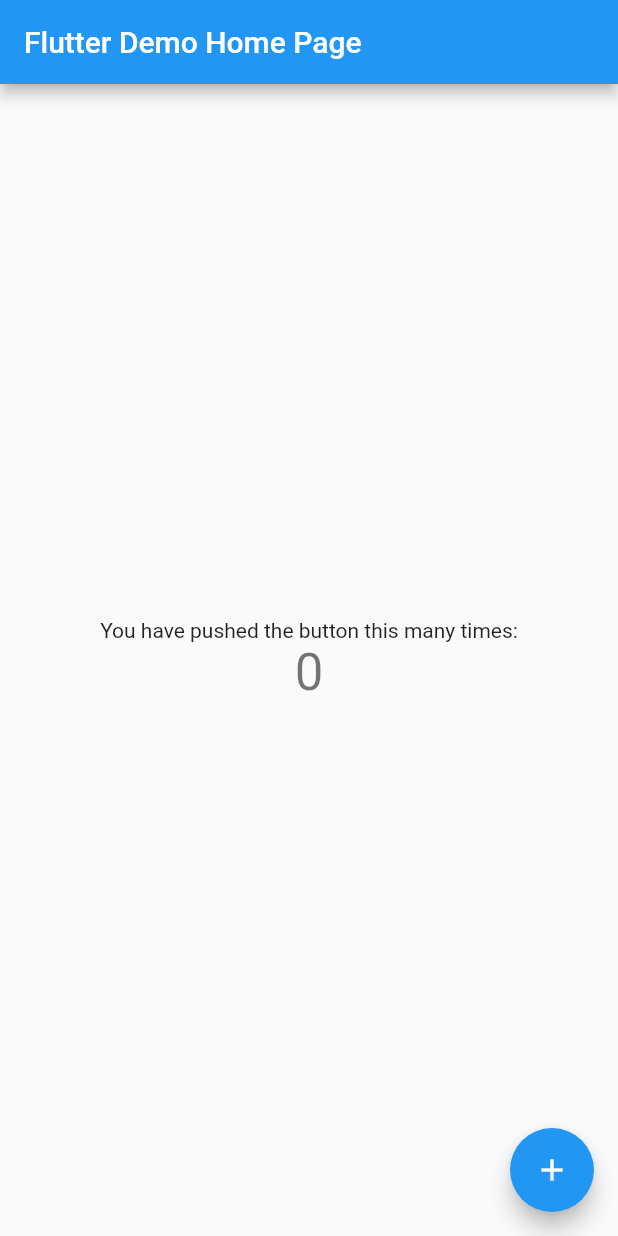
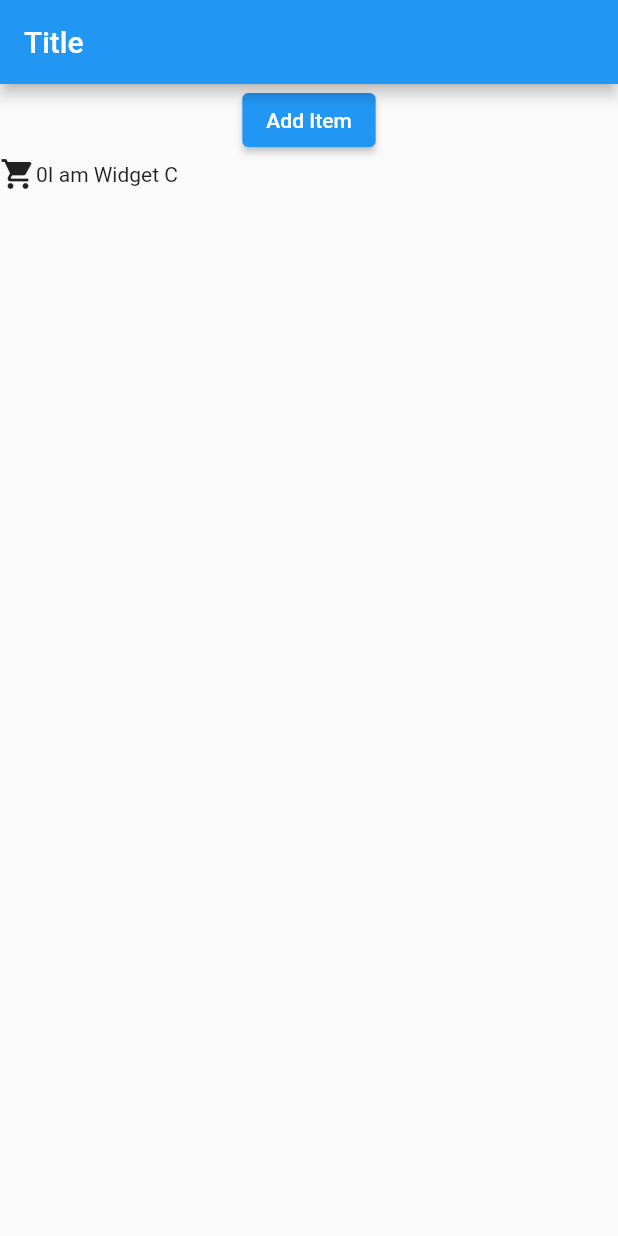
Before and after one commit to hansobvius/flutter_app_state_samples, a Flutter app: the screen it shows after launch, on a phone screen of 412 x 824 dp. Run offline on Flutter 3.47's test engine with Material 2 defaults, Android fonts, the phone set to English and light mode, and no system bars.

Commit message:
break inherited model into differents files

```diff
--- a/lib/app/application.dart
+++ b/lib/app/application.dart
@@ -1,5 +1,7 @@
 import 'package:flutter/material.dart';
-import 'package:state_managment_sample/app/my_view_model/ui/home.dart';
+import 'package:state_managment_sample/app/inherited_model_widget/inherited_model_v2.dart';
+import 'package:state_managment_sample/app/inherited_model_widget/ui/home.dart';
+// import 'package:state_managment_sample/app/my_view_model/ui/home.dart';
 
 class App extends StatelessWidget {
 
@@ -12,7 +14,7 @@
       theme: ThemeData(
         primarySwatch: Colors.blue,
       ),
-      home: const Home(title: 'Flutter Demo Home Page'),
+      home: const Home(),
     );
   }
 }
--- /dev/null
+++ b/lib/app/inherited_model_widget/core/observable.dart
@@ -0,0 +1,57 @@
+import 'package:flutter/widgets.dart';
+import 'package:state_managment_sample/app/inherited_model_widget/model/item.dart';
+
+class _ObservableWidget extends InheritedWidget {
+  const _ObservableWidget({
+    Key? key,
+    required Widget child,
+    required this.data,
+  }) : super(key: key, child: child);
+
+  final ObservableState data;
+
+  @override
+  bool updateShouldNotify(_ObservableWidget oldWidget) => true;
+}
+
+class Observable extends StatefulWidget {
+  const Observable({
+    super.key,
+    required this.child,
+  });
+
+  final Widget child;
+
+  @override
+  ObservableState createState() => ObservableState();
+
+  static ObservableState? of(BuildContext context) {
+    return (context.dependOnInheritedWidgetOfExactType<_ObservableWidget>())
+        ?.data;
+  }
+}
+
+class ObservableState extends State<Observable> {
+  // List of Items
+  final List<Item> _items = <Item>[];
+
+  // Getter (number of items)
+  int get itemsCount => _items.length;
+
+  // Helper method to add an Item
+  void addItem(String reference) {
+    if (mounted) {
+      setState(() {
+        _items.add(Item(reference));
+      });
+    }
+  }
+
+  @override
+  Widget build(BuildContext context) {
+    return _ObservableWidget(
+      data: this,
+      child: widget.child,
+    );
+  }
+}
--- a/lib/app/inherited_model_widget/inherited_model_v2.dart
+++ b/lib/app/inherited_model_widget/inherited_model_v2.dart
@@ -1,4 +1,6 @@
 import 'package:flutter/material.dart';
+
+/// FROM https://www.flutteris.com/blog/en/widget-state-context-inheritedwidget
 
 class Item {
   Item(this.reference);
--- /dev/null
+++ b/lib/app/inherited_model_widget/model/item.dart
@@ -0,0 +1,5 @@
+class Item {
+  Item(this.reference);
+
+  String reference;
+}
--- /dev/null
+++ b/lib/app/inherited_model_widget/ui/components/widget_a.dart
@@ -0,0 +1,17 @@
+import 'package:flutter/material.dart';
+import 'package:state_managment_sample/app/inherited_model_widget/core/observable.dart';
+
+class WidgetA extends StatelessWidget {
+  const WidgetA({super.key});
+
+  @override
+  Widget build(BuildContext context) {
+    final ObservableState? state = Observable.of(context);
+    return ElevatedButton(
+      child: const Text('Add Item'),
+      onPressed: () {
+        state?.addItem('new item');
+      },
+    );
+  }
+}
--- /dev/null
+++ b/lib/app/inherited_model_widget/ui/components/widget_b.dart
@@ -0,0 +1,12 @@
+import 'package:flutter/material.dart';
+import 'package:state_managment_sample/app/inherited_model_widget/core/observable.dart';
+
+class WidgetB extends StatelessWidget {
+  const WidgetB({super.key});
+
+  @override
+  Widget build(BuildContext context) {
+    final ObservableState? state = Observable.of(context);
+    return Text('${state?.itemsCount}');
+  }
+}
--- /dev/null
+++ b/lib/app/inherited_model_widget/ui/components/widget_c.dart
@@ -0,0 +1,10 @@
+import 'package:flutter/material.dart';
+
+class WidgetC extends StatelessWidget {
+  const WidgetC({super.key});
+
+  @override
+  Widget build(BuildContext context) {
+    return const Text('I am Widget C');
+  }
+}
--- /dev/null
+++ b/lib/app/inherited_model_widget/ui/home.dart
@@ -0,0 +1,37 @@
+import 'package:flutter/material.dart';
+import 'package:state_managment_sample/app/inherited_model_widget/core/observable.dart';
+import 'package:state_managment_sample/app/inherited_model_widget/ui/components/widget_a.dart';
+import 'package:state_managment_sample/app/inherited_model_widget/ui/components/widget_b.dart';
+import 'package:state_managment_sample/app/inherited_model_widget/ui/components/widget_c.dart';
+
+class Home extends StatefulWidget {
+  const Home({super.key});
+
+  @override
+  _HomeState createState() => _HomeState();
+}
+
+class _HomeState extends State<Home> {
+  @override
+  Widget build(BuildContext context) {
+    return Observable(
+      child: Scaffold(
+        appBar: AppBar(
+          title: const Text('Title'),
+        ),
+        body: Column(
+          children: <Widget>[
+            const WidgetA(),
+            Row(
+              children: const <Widget>[
+                Icon(Icons.shopping_cart),
+                WidgetB(),
+                WidgetC(),
+              ],
+            ),
+          ],
+        ),
+      ),
+    );
+  }
+}
```
Also changed, not shown: lib/app/inherited_model_widget/inherited_model_deprecated.dart (renamed from lib/app/inherited_model_widget/inherited_model.dart), pubspec.lock.
